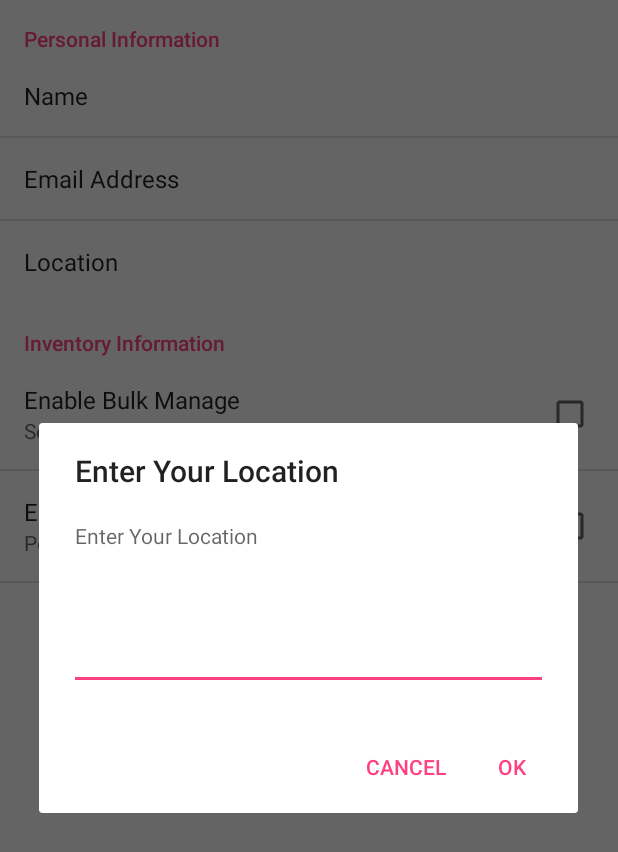
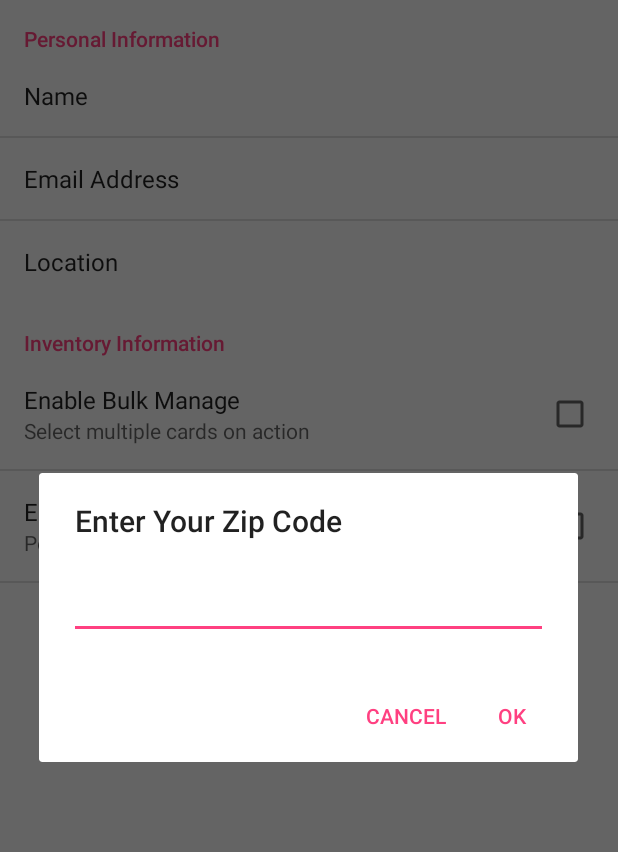
Before and after one commit to Mobius2400/CardManager, an Android app: the fragment SettingsFragment shown on its own in the app's theme, after a tap on "Location", on a phone screen of 412 x 824 dp. Shown: the top 852 px of the screen. Run offline under Robolectric (Android 15) with nearby library versions, the phone set to English and light mode, and no system bars.

Commit message:
ZipCode function finished.

```diff
--- a/app/src/main/java/com/venkatesan/das/cardmanager/SettingsFragment.java
+++ b/app/src/main/java/com/venkatesan/das/cardmanager/SettingsFragment.java
@@ -1,5 +1,6 @@
 package com.venkatesan.das.cardmanager;
 
+import android.app.FragmentTransaction;
 import android.app.ProgressDialog;
 import android.content.Context;
 import android.content.SharedPreferences;
@@ -21,12 +22,15 @@ import java.io.IOException;
 import java.util.ArrayList;
 import com.venkatesan.das.cardmanager.ZipCodeAPI;
 
+import org.json.JSONException;
 import org.json.JSONObject;
 
 import static android.content.Context.MODE_PRIVATE;
 
 public class SettingsFragment extends PreferenceFragment {
-
+    private String results = "Try again. Something went wrong.";
+    private String city_state, zipCode;
+    private SharedPreferences pref;
     @Override
     public void onCreate(Bundle savedInstanceState) {
         super.onCreate(savedInstanceState);
@@ -36,51 +40,81 @@ public class SettingsFragment extends PreferenceFragment {
     @Override
     public View onCreateView(LayoutInflater inflater, ViewGroup container, Bundle savedInstanceState) {
         View view = super.onCreateView(inflater, container, savedInstanceState);
-        SharedPreferences pref = getActivity().getSharedPreferences(Contract.sharedPreferences, MODE_PRIVATE);
+        pref = getActivity().getSharedPreferences(Contract.sharedPreferences, MODE_PRIVATE);
 
         //Set Name
-        EditTextPreference name = (EditTextPreference)findPreference("user_name");
-        name.setSummary(pref.getString(Contract.userName, "Enter Your User Name"));
+        EditTextPreference name = (EditTextPreference) findPreference("user_name");
+        name.setSummary(pref.getString(Contract.userName, ""));
         name.setOnPreferenceChangeListener(new Preference.OnPreferenceChangeListener() {
             @Override
             public boolean onPreferenceChange(Preference preference, Object newValue) {
-                preference.setSummary((String)newValue);
+                preference.setSummary((String) newValue);
                 return true;
             }
         });
 
         //Set Email Address
-        EditTextPreference email = (EditTextPreference)findPreference("email_address");
-        email.setSummary(pref.getString(Contract.email, "Enter Your Email Address"));
+        EditTextPreference email = (EditTextPreference) findPreference("email_address");
+        email.setSummary(pref.getString(Contract.email, ""));
         email.setOnPreferenceChangeListener(new Preference.OnPreferenceChangeListener() {
             @Override
             public boolean onPreferenceChange(Preference preference, Object newValue) {
-                preference.setSummary((String)newValue);
+                preference.setSummary((String) newValue);
                 return true;
             }
         });
 
         //Set Location
-        EditTextPreference location = (EditTextPreference)findPreference("location");
-        location.setSummary(pref.getString(Contract.location, "Enter Your Zip Code"));
+        EditTextPreference location = (EditTextPreference) findPreference("location");
+        location.setSummary(pref.getString(Contract.location, ""));
         location.setOnPreferenceChangeListener(new Preference.OnPreferenceChangeListener() {
             @Override
             public boolean onPreferenceChange(Preference preference, Object newValue) {
-                String zip_code = (String)newValue;
-                String city_state = "";
+                zipCode = (String) newValue;
                 try {
-                    String results = ZipCodeAPI.locationByZip(zip_code);
-                    JSONObject jsnObj = new JSONObject(results);
-                    String city = jsnObj.getString(Contract.city);
-                    String state = jsnObj.getString(Contract.state);
-                    city_state = city + ", " + state;
+                    new asyncZipToLocation(preference).execute();
                 } catch (Exception e) {
                     e.printStackTrace();
                 }
-                preference.setSummary(city_state);
                 return true;
             }
         });
         return view;
     }
+
+    private class asyncZipToLocation extends AsyncTask<Void, Void, Void> {
+        Preference myPref;
+
+        public asyncZipToLocation(Preference preference) {
+            myPref = preference;
+        }
+
+        @Override
+        protected Void doInBackground(Void... params) {
+            try {
+                results = ZipCodeAPI.locationByZip(zipCode);
+            } catch (IOException e) {
+                e.printStackTrace();
+            }
+            return null;
+        }
+
+        @Override
+        protected void onPostExecute(Void aVoid) {
+            super.onPostExecute(aVoid);
+            try {
+                JSONObject jsnObj = new JSONObject(results);
+                String city = jsnObj.getString(Contract.city);
+                String state = jsnObj.getString(Contract.state);
+                city_state = city + ", " + state;
+                SharedPreferences.Editor editor = pref.edit();
+                editor.putString(Contract.location, city_state);
+                editor.commit();
+                myPref.setSummary(city_state);
+            } catch (JSONException e) {
+                e.printStackTrace();
+            }
+
+        }
+    }
 }
--- a/app/src/main/res/layout/fragment_view_inventory.xml
+++ b/app/src/main/res/layout/fragment_view_inventory.xml
@@ -1,5 +1,6 @@
 <?xml version="1.0" encoding="utf-8"?>
 <LinearLayout xmlns:android="http://schemas.android.com/apk/res/android"
+    xmlns:tools="http://schemas.android.com/tools"
     android:layout_width="match_parent"
     android:layout_height="match_parent"
     android:orientation="vertical"
@@ -27,7 +28,7 @@
             android:layout_height="40dp" />
 
         <TextView
-            android:text="908"
+            android:text="999"
             android:layout_height="wrap_content"
             android:id="@+id/numCards"
             android:layout_weight="0.60"
--- a/app/src/main/res/xml/settings.xml
+++ b/app/src/main/res/xml/settings.xml
@@ -7,8 +7,7 @@
             android:key="user_name"
             android:title="Name"
             android:summary="Enter Your User Name"
-            android:dialogTitle="Your Name"
-            android:dialogMessage="Enter Your Complete Name"
+            android:dialogTitle="Enter Your Name"
             android:defaultValue=""
             android:inputType="textCapWords"/>
         <EditTextPreference
@@ -16,15 +15,13 @@
             android:title="Email Address"
             android:summary="Enter Your Email Address"
             android:dialogTitle="Enter Your Email Address"
-            android:dialogMessage="Enter Your Email Address"
             android:defaultValue=""
             android:inputType="textEmailAddress"/>
         <EditTextPreference
             android:key="location"
             android:title="Location"
             android:summary="Enter Your Zip Code"
-            android:dialogTitle="Enter Your Location"
-            android:dialogMessage="Enter Your Location"
+            android:dialogTitle="Enter Your Zip Code"
             android:defaultValue=""
             android:inputType="textCapWords"/>
     </PreferenceCategory>
```
